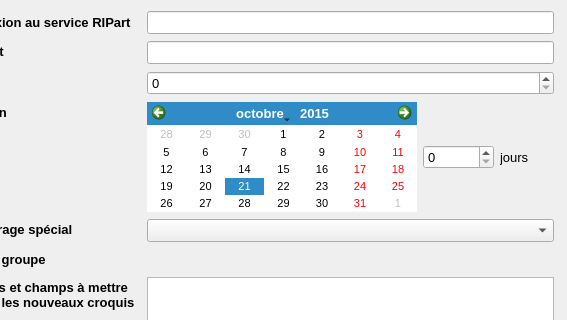
The window that FormConfigurerRipart_base.ui (IGNF/espace-collaboratif-qgis-plugin) describes before a commit, drawn with Qt 5; both pictures show x 117 to 684 and y 0 to 320 of the 684 by 515 pixel window.
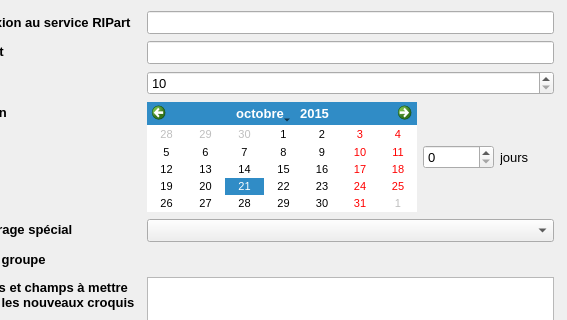
The same window after the commit. Icons and pictures are not drawn.

Commit message: minimum pagination = 10

What changed in the file:
```diff
--- a/FormConfigurerRipart_base.ui
+++ b/FormConfigurerRipart_base.ui
@@ -364,6 +364,9 @@
     </item>
     <item row="2" column="1">
      <widget class="QSpinBox" name="spinBoxPagination">
+      <property name="minimum">
+       <number>10</number>
+      </property>
       <property name="maximum">
        <number>2147483647</number>
       </property>
```
